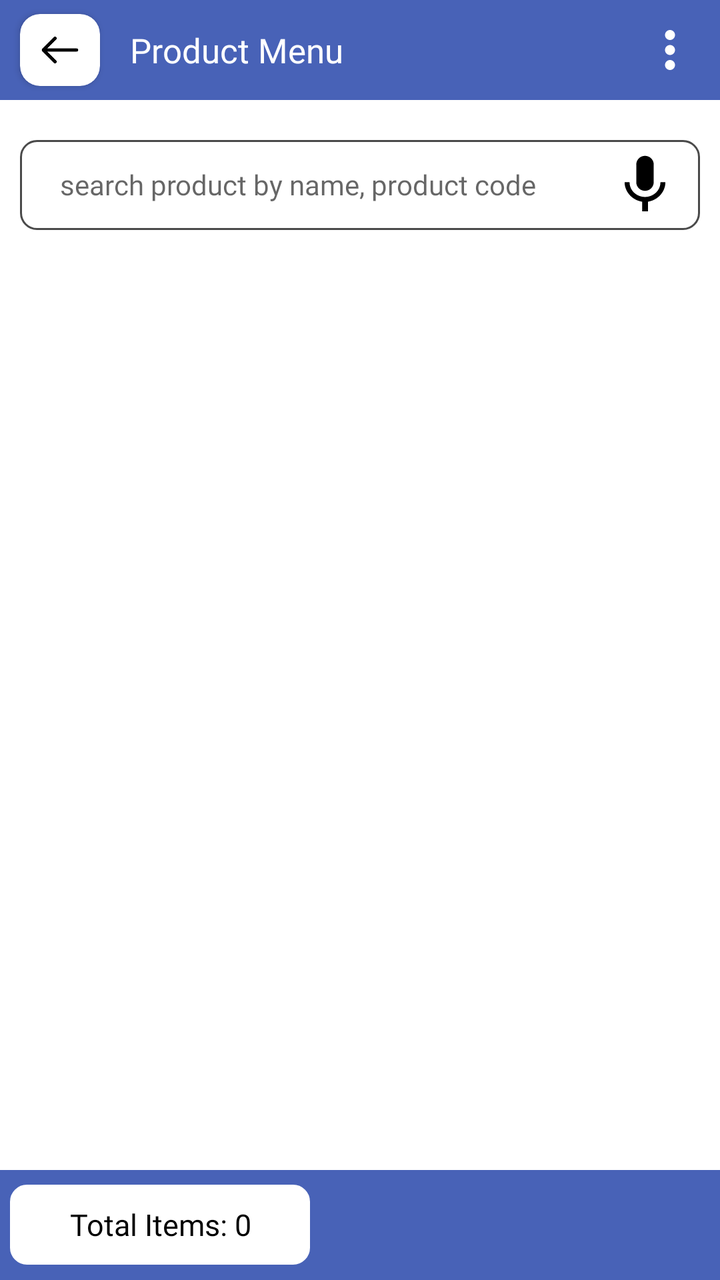
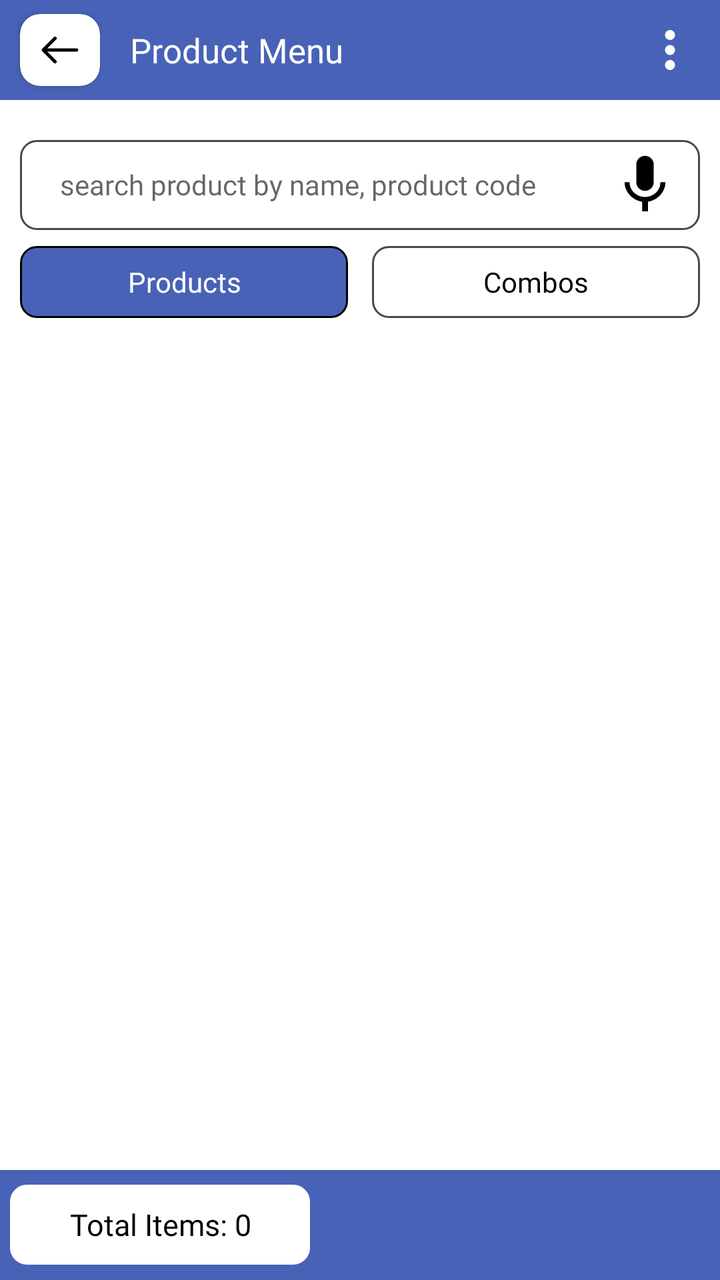

Screens rendered from an Android XML layout before and after an edit, with the pre-edit source and the edit as a unified diff.
<!-- AndroidManifest.xml: application theme AppTheme -->
<!-- res/layout/fragment_create_pos.xml -->
<?xml version="1.0" encoding="utf-8"?>
<RelativeLayout xmlns:android="http://schemas.android.com/apk/res/android"
    xmlns:app="http://schemas.android.com/apk/res-auto"
    xmlns:tools="http://schemas.android.com/tools"
    android:layout_width="match_parent"
    android:layout_height="match_parent"
    tools:context=".Fragment.CreatePos">

    <com.google.android.material.appbar.AppBarLayout
        android:id="@+id/appBarLayout"
        android:layout_width="match_parent"
        android:layout_height="50dp"
        android:layout_alignParentTop="true">

        <RelativeLayout
            android:layout_width="match_parent"
            android:layout_height="match_parent">

            <androidx.cardview.widget.CardView
                android:id="@+id/homeCardView"
                android:layout_width="40dp"
                android:layout_height="40dp"
                android:layout_alignParentStart="true"
                android:layout_centerInParent="true"
                android:layout_marginStart="10dp"
                android:layout_marginTop="7dp"
                android:layout_marginBottom="7dp"
                app:cardCornerRadius="10dp">

                <ImageView
                    android:id="@+id/home"
                    android:layout_width="30dp"
                    android:layout_height="30dp"
                    android:layout_gravity="center"
                    android:padding="5dp"
                    android:src="@drawable/back" />

            </androidx.cardview.widget.CardView>

            <androidx.appcompat.widget.AppCompatTextView
                android:id="@+id/posHeading"
                android:layout_width="match_parent"
                android:layout_height="wrap_content"
                android:layout_centerInParent="true"
                android:layout_gravity="center"
                android:layout_toStartOf="@+id/menuIcon"
                android:layout_toEndOf="@+id/homeCardView"
                android:fontFamily="@font/poppinsmedium"
                android:gravity="center|start"
                android:paddingStart="15dp"
                android:paddingEnd="15dp"
                android:text="@string/ui_product_menu"
                android:textColor="@color/white"
                android:textSize="17dp" />

            <ImageView
                android:id="@+id/menuIcon"
                android:layout_width="30dp"
                android:layout_height="30dp"
                android:layout_alignParentEnd="true"
                android:layout_centerInParent="true"
                android:layout_marginEnd="10dp"
                android:src="@drawable/ic_menu" />
</RelativeLayout>

    </com.google.android.material.appbar.AppBarLayout>

    <LinearLayout
        android:layout_width="match_parent"
        android:layout_height="match_parent"
        android:layout_above="@id/cartLayout"
        android:layout_below="@+id/appBarLayout"
        android:layout_marginTop="10dp"
        android:orientation="vertical">

        <LinearLayout
            android:id="@+id/productSearchLayout"
            android:layout_width="match_parent"
            android:layout_height="45dp"
            android:layout_marginStart="10dp"
            android:layout_marginTop="10dp"
            android:layout_marginEnd="10dp"
            android:background="@drawable/button_rounded_border"
            android:orientation="horizontal">

            <com.google.android.material.textfield.TextInputEditText
                android:id="@+id/productSearch"
                android:layout_width="0dp"
                android:layout_height="40dp"
                android:layout_gravity="center"
                android:layout_marginStart="10dp"
                android:layout_marginEnd="10dp"
                android:layout_weight="1"
                android:background="@null"
                android:fontFamily="@font/poppinsregular"
                android:hint="@string/ui_search_product_by_name_product_code"
                android:paddingStart="10dp"
                android:paddingEnd="10dp"
                android:singleLine="true"
                android:textColor="@color/black"
                android:textSize="14dp" />

            <ImageView
                android:id="@+id/voiceSearchProduct"
                android:layout_width="35dp"
                android:layout_height="35dp"
                android:layout_gravity="center"
                android:layout_marginEnd="10dp"
                android:src="@drawable/baseline_mic_24"
                app:tint="@color/black" />

        </LinearLayout>

        <androidx.recyclerview.widget.RecyclerView
            android:id="@+id/categoryRecyclerView"
            android:layout_width="match_parent"
            android:layout_height="wrap_content"
            android:layout_marginTop="5dp"
            android:clipToPadding="false"
            android:nestedScrollingEnabled="false"
            android:orientation="horizontal"
            android:paddingStart="8dp"
            android:paddingEnd="8dp"
            android:scrollbars="none"
            android:visibility="visible" />

        <LinearLayout
            android:id="@+id/productLinearLayout"
            android:layout_width="match_parent"
            android:layout_height="wrap_content"
            android:orientation="vertical"
            android:visibility="gone">

            <TextView
                android:id="@+id/backToCategory"
                android:layout_width="match_parent"
                android:layout_height="30dp"
                android:layout_gravity="center"
                android:layout_marginLeft="10dp"
                android:layout_marginRight="5dp"
                android:drawableLeft="@drawable/arrowback"
                android:drawablePadding="10dp"
                android:fontFamily="@font/poppinsregular"
                android:gravity="center|left"
                android:text="@string/ui_back"
                android:textColor="@color/black"
                android:textSize="17dp"
                android:visibility="gone" />

            <HorizontalScrollView
                android:id="@+id/subcategoryScrollView"
                android:layout_width="match_parent"
                android:layout_height="wrap_content"
                android:paddingStart="10dp"
                android:paddingEnd="10dp"
                android:scrollbars="none"
                android:visibility="gone">

                <com.google.android.material.chip.ChipGroup
                    android:id="@+id/subcategoryChipGroup"
                    android:layout_width="wrap_content"
                    android:layout_height="wrap_content"
                    app:singleSelection="true"
                    app:selectionRequired="true" />

            </HorizontalScrollView>

            <com.pos_billingwala.Extra.AutoFitGridRecyclerView
                android:id="@+id/productRecyclerView"
                android:layout_width="match_parent"
                android:layout_height="wrap_content"
                android:columnWidth="150dp"
                android:nestedScrollingEnabled="true"
                android:padding="5dp" />

        </LinearLayout>

    </LinearLayout>

    <RelativeLayout
        android:id="@+id/cartLayout"
        android:layout_width="match_parent"
        android:layout_height="55dp"
        android:layout_alignParentBottom="true"
        android:background="@color/colorPrimary">

        <TextView
            android:id="@+id/totalItems"
            android:layout_width="150dp"
            android:layout_height="40dp"
            android:layout_alignParentStart="true"
            android:layout_centerInParent="true"
            android:layout_marginStart="5dp"
            android:layout_marginEnd="5dp"
            android:background="@drawable/button_rounded_border"
            android:backgroundTint="@color/white"
            android:fontFamily="@font/poppinsregular"
            android:gravity="center"
            android:paddingStart="10dp"
            android:paddingEnd="10dp"
            android:text="@string/ui_total_items_0"
            android:textColor="@color/black"
            android:textSize="15dp" />

        <TextView
            android:id="@+id/totalAmount"
            android:layout_width="match_parent"
            android:layout_height="wrap_content"
            android:layout_centerInParent="true"
            android:layout_marginStart="5dp"
            android:layout_marginEnd="5dp"
            android:layout_toEndOf="@+id/totalItems"
            android:fontFamily="@font/poppinsregular"
            android:gravity="center"
            android:paddingStart="15dp"
            android:paddingEnd="10dp"
            android:textColor="@color/white"
            android:textSize="15dp" />

    </RelativeLayout>

</RelativeLayout>
<!-- resources referenced by this layout -->
<resources>
  <color name="black">#000</color>
  <color name="colorPrimary">#4862b7</color>
  <color name="white">#fff</color>
  <!-- drawable arrowback (drawable) -->
  <vector xmlns:android="http://schemas.android.com/apk/res/android"
      android:width="24dp"
      android:height="24dp"
      android:viewportWidth="24.0"
      android:viewportHeight="24.0">
      <path
          android:fillColor="#FF000000"
          android:pathData="M21,11H6.83l3.58,-3.59L9,6l-6,6 6,6 1.41,-1.41L6.83,13H21z" />
  </vector>
  <!-- drawable back: png bitmap (drawable, 3507 bytes) -->
  <!-- drawable baseline_mic_24 (drawable) -->
  <vector xmlns:android="http://schemas.android.com/apk/res/android"
      android:width="24dp"
      android:height="24dp"
      android:tint="#000000"
      android:viewportWidth="24"
      android:viewportHeight="24">
      <path
          android:fillColor="@android:color/white"
          android:pathData="M12,14c1.66,0 2.99,-1.34 2.99,-3L15,5c0,-1.66 -1.34,-3 -3,-3S9,3.34 9,5v6c0,1.66 1.34,3 3,3zM17.3,11c0,3 -2.54,5.1 -5.3,5.1S6.7,14 6.7,11L5,11c0,3.41 2.72,6.23 6,6.72L11,21h2v-3.28c3.28,-0.48 6,-3.3 6,-6.72h-1.7z" />
  </vector>
  <!-- drawable button_rounded_border (drawable) -->
  <?xml version="1.0" encoding="utf-8"?>
  <shape xmlns:android="http://schemas.android.com/apk/res/android">
      <stroke
          android:width="1dp"
          android:color="@color/light_black" />
  
      <corners android:radius="8dp" />
  
  </shape>
  <!-- drawable ic_menu (drawable) -->
  <vector xmlns:android="http://schemas.android.com/apk/res/android"
      android:width="24dp"
      android:height="24dp"
      android:tint="@color/white"
      android:viewportWidth="24"
      android:viewportHeight="24">
      <path
          android:fillColor="@android:color/white"
          android:pathData="M12,8c1.1,0 2,-0.9 2,-2s-0.9,-2 -2,-2 -2,0.9 -2,2 0.9,2 2,2zM12,10c-1.1,0 -2,0.9 -2,2s0.9,2 2,2 2,-0.9 2,-2 -0.9,-2 -2,-2zM12,16c-1.1,0 -2,0.9 -2,2s0.9,2 2,2 2,-0.9 2,-2 -0.9,-2 -2,-2z" />
  </vector>
  <string name="ui_back">Back</string>
  <string name="ui_product_menu">Product Menu</string>
  <string name="ui_search_product_by_name_product_code">search product by name, product code</string>
  <string name="ui_total_items_0">Total Items: 0</string>
  <style name="AppTheme" parent="Theme.MaterialComponents.Light.NoActionBar">
          
          <item name="colorPrimary">@color/colorPrimary</item>
          <item name="colorPrimaryDark">@color/colorPrimary</item>
          <item name="colorAccent">@color/colorAccent</item>
          <item name="android:windowIsTranslucent">true</item>
          <item name="windowNoTitle">true</item>
          <item name="windowActionBar">false</item>
  
      </style>
  <color name="light_black">#4a4a4a</color>
  <color name="colorAccent">#000</color>
</resources>

<!-- the commit's change to res/layout/fragment_create_pos.xml (unified diff, before → after) -->
@@ -109,6 +109,42 @@
                 android:src="@drawable/baseline_mic_24"
                 app:tint="@color/black" />
 
+        </LinearLayout>
+
+        <LinearLayout
+            android:id="@+id/catalogToggleLayout"
+            android:layout_width="match_parent"
+            android:layout_height="wrap_content"
+            android:layout_marginStart="10dp"
+            android:layout_marginTop="8dp"
+            android:layout_marginEnd="10dp"
+            android:orientation="horizontal">
+
+            <TextView
+                android:id="@+id/productsTab"
+                android:layout_width="0dp"
+                android:layout_height="36dp"
+                android:layout_marginEnd="6dp"
+                android:layout_weight="1"
+                android:background="@drawable/fill_button_rounded_border"
+                android:fontFamily="@font/poppinsmedium"
+                android:gravity="center"
+                android:text="@string/ui_products_tab"
+                android:textColor="@color/white"
+                android:textSize="14dp" />
+
+            <TextView
+                android:id="@+id/combosTab"
+                android:layout_width="0dp"
+                android:layout_height="36dp"
+                android:layout_marginStart="6dp"
+                android:layout_weight="1"
+                android:background="@drawable/button_rounded_border"
+                android:fontFamily="@font/poppinsmedium"
+                android:gravity="center"
+                android:text="@string/ui_combos_tab"
+                android:textColor="@color/black"
+                android:textSize="14dp" />
         </LinearLayout>
 
         <androidx.recyclerview.widget.RecyclerView
@@ -219,4 +255,13 @@
 
     </RelativeLayout>
 
+    <ProgressBar
+        android:id="@+id/catalogProgressBar"
+        style="?android:attr/progressBarStyle"
+        android:layout_width="48dp"
+        android:layout_height="48dp"
+        android:layout_centerInParent="true"
+        android:elevation="10dp"
+        android:visibility="gone" />
+
 </RelativeLayout>
<!-- resource entries referenced after the edit -->
@@ -35,6 +35,18 @@
       <corners android:radius="8dp" />
   
   </shape>
+  <!-- drawable fill_button_rounded_border (drawable) -->
+  <?xml version="1.0" encoding="utf-8"?>
+  <shape xmlns:android="http://schemas.android.com/apk/res/android">
+      <stroke
+          android:width="1dp"
+          android:color="@color/black" />
+  
+      <corners android:radius="8dp" />
+  
+      <solid android:color="@color/colorPrimary" />
+  
+  </shape>
   <!-- drawable ic_menu (drawable) -->
   <vector xmlns:android="http://schemas.android.com/apk/res/android"
       android:width="24dp"
@@ -47,7 +59,9 @@
           android:pathData="M12,8c1.1,0 2,-0.9 2,-2s-0.9,-2 -2,-2 -2,0.9 -2,2 0.9,2 2,2zM12,10c-1.1,0 -2,0.9 -2,2s0.9,2 2,2 2,-0.9 2,-2 -0.9,-2 -2,-2zM12,16c-1.1,0 -2,0.9 -2,2s0.9,2 2,2 2,-0.9 2,-2 -0.9,-2 -2,-2z" />
   </vector>
   <string name="ui_back">Back</string>
+  <string name="ui_combos_tab">Combos</string>
   <string name="ui_product_menu">Product Menu</string>
+  <string name="ui_products_tab">Products</string>
   <string name="ui_search_product_by_name_product_code">search product by name, product code</string>
   <string name="ui_total_items_0">Total Items: 0</string>
   <style name="AppTheme" parent="Theme.MaterialComponents.Light.NoActionBar">
